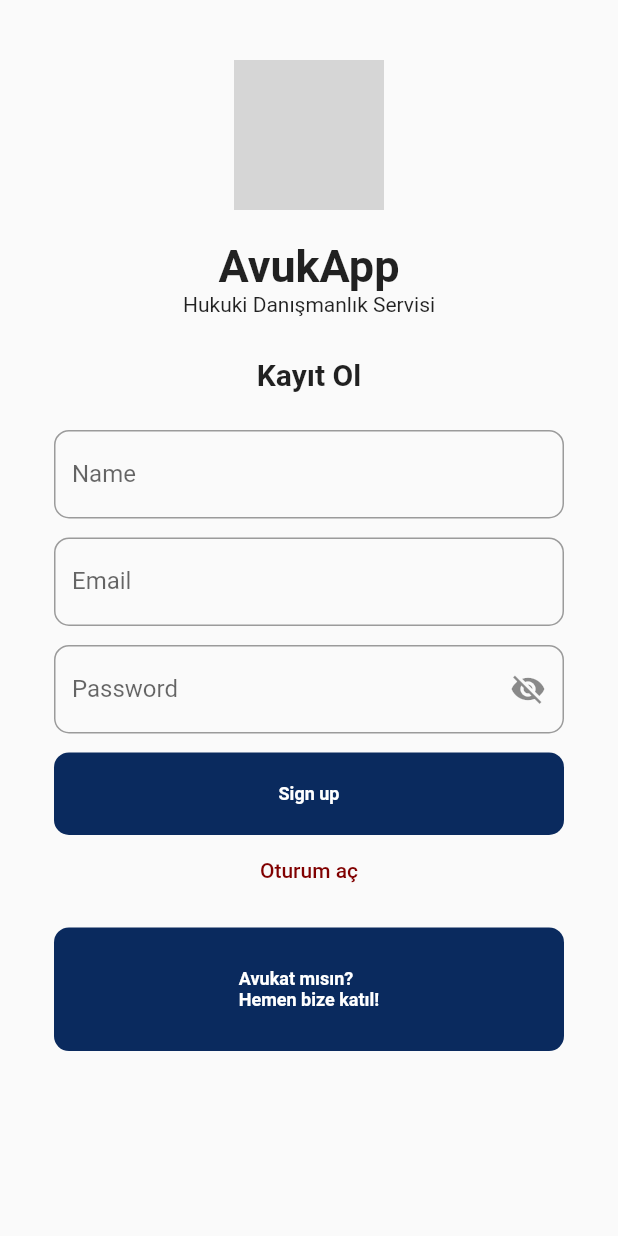
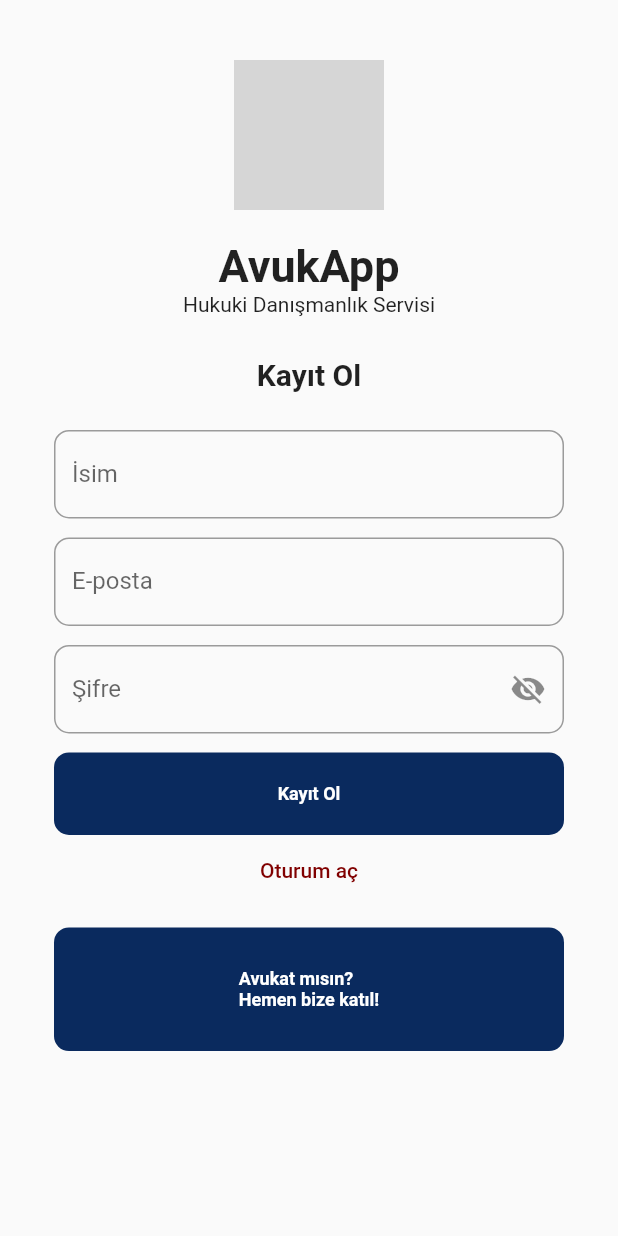
Before and after one commit to ismailkaracayir/Flutter-AvukApp, a Flutter app: the RegistrationScreen screen opened directly, on a phone screen of 412 x 824 dp. Run offline on Flutter 3.47's test engine with Material 2 defaults, Android fonts, the phone set to English and light mode, and no system bars; our stand-ins replace cloud_firestore, cool_alert, firebase_auth, firebase_core, firebase_storage, flutter_svg and 5 more; accounts and stored records are empty; network calls fail; project files that could hold a hidden picture were left out; grey boxes are pictures that could not be loaded.

Commit message:
ingilizce sozcukler turkcelestirildi

```diff
--- a/lib/screens/login/login.dart
+++ b/lib/screens/login/login.dart
@@ -51,7 +51,7 @@ class _LoginScreenState extends State<LoginScreen> {
             ),
             child: const Center(
                 child: Text(
-              "Login",
+              "Giriş Yap",
               style: TextStyle(fontWeight: FontWeight.bold),
             )),
           ),
@@ -66,15 +66,15 @@ class _LoginScreenState extends State<LoginScreen> {
                     TextFormField(
                       controller: emailController,
                       decoration: InputDecoration(
-                        labelText: 'Email',
+                        labelText: 'E-posta',
                         border: OutlineInputBorder(
                             borderRadius: BorderRadius.circular(10.0)),
                       ),
                       validator: (value) {
                         if (value!.isEmpty) {
-                          return 'Please enter your email';
+                          return 'Lütfen e-postanızı girin';
                         } else if (!RegExp(r'\S+@\S+\.\S+').hasMatch(value)) {
-                          return 'Please enter a valid email';
+                          return 'Lütfen geçerli bir e-posta girin';
                         }
                         return null;
                       },
@@ -85,7 +85,7 @@ class _LoginScreenState extends State<LoginScreen> {
                     TextFormField(
                       controller: passwordController,
                       decoration: InputDecoration(
-                          labelText: 'Password',
+                          labelText: 'Şifre',
                           border: OutlineInputBorder(
                               borderRadius: BorderRadius.circular(10.0)),
                           suffixIcon: IconButton(
@@ -101,9 +101,9 @@ class _LoginScreenState extends State<LoginScreen> {
                       obscureText: !_passwordVisible,
                       validator: (value) {
                         if (value!.isEmpty) {
-                          return 'Please enter your password';
+                          return 'Lütfen şifrenizi girin';
                         } else if (value.length < 6) {
-                          return 'Password must be at least 6 characters long';
+                          return 'Şifre en az 6 karakterden oluşmalı';
                         }
                         return null;
                       },
@@ -112,7 +112,7 @@ class _LoginScreenState extends State<LoginScreen> {
                       height: 10,
                     ),
                     PressButtonWidget(
-                      buttonText: 'Login',
+                      buttonText: 'Giriş',
                       onPress: () {
                         userLogin();
                         //login();
@@ -124,7 +124,7 @@ class _LoginScreenState extends State<LoginScreen> {
                     ),
                     const SizedBox(height: 10),
                     SocialButtonWidget(
-                      buttonText: "Login with Google",
+                      buttonText: "Google ile giriş yap",
                       buttonIcon: const Icon(
                         MdiIcons.googlePlus,
                         color: kWhiteColor,
@@ -136,7 +136,7 @@ class _LoginScreenState extends State<LoginScreen> {
                       buttonWidth: width,
                     ),
                     SocialButtonWidget(
-                      buttonText: "Login with phone",
+                      buttonText: "Telefon ile giriş yap",
                       buttonIcon: const Icon(
                         MdiIcons.phone,
                         color: kWhiteColor,
@@ -165,7 +165,7 @@ class _LoginScreenState extends State<LoginScreen> {
                         mainAxisAlignment: MainAxisAlignment.end,
                         children: const [
                           Text(
-                            "Register",
+                            "Kayıt Ol",
                             style: TextStyle(
                               color: kWineRedColor,
                             ),
@@ -205,7 +205,7 @@ class _LoginScreenState extends State<LoginScreen> {
                       Navigator.of(context).pop();
                     },
                     child: Text(
-                      "Close",
+                      "Kapat",
                     ))
               ],
               title: const Text("Hata!"),
--- a/lib/screens/register/lawyer_register_screen.dart
+++ b/lib/screens/register/lawyer_register_screen.dart
@@ -46,13 +46,13 @@ class LawyerRegisterPage extends StatelessWidget {
                 children: [
                   TextFormField(
                     controller: nameController,
-                    decoration: inputDecoration(lblText: "Adınızı Girin"),
+                    decoration: inputDecoration(lblText: "Adı"),
                     textInputAction: TextInputAction.next,
                   ),
                   TextFormField(
                     controller: surnameController,
                     textInputAction: TextInputAction.next,
-                    decoration: inputDecoration(lblText: "Soyadınızı Girin"),
+                    decoration: inputDecoration(lblText: "Soyadı"),
                   ),
                   TextFormField(
                     controller: baroNumberController,
@@ -62,17 +62,17 @@ class LawyerRegisterPage extends StatelessWidget {
                   TextFormField(
                     controller: emailController,
                     textInputAction: TextInputAction.next,
-                    decoration: inputDecoration(lblText: "E-postanızı girin"),
+                    decoration: inputDecoration(lblText: "E-posta"),
                   ),
                   TextFormField(
                     controller: passwordController,
                     textInputAction: TextInputAction.next,
                     obscureText: true,
-                    decoration: inputDecoration(lblText: "Şifrenizi Girin"),
+                    decoration: inputDecoration(lblText: "Şifre"),
                   ),
                   const SizedBox(height: 16.0),
                   PressButtonWidget(
-                    buttonText: "Register",
+                    buttonText: "Kayıt Ol",
                     buttonColor: kNavyBlueColor,
                     textColor: kWhiteColor,
                     buttonHeight: height / 20,
@@ -120,7 +120,8 @@ class LawyerRegisterPage extends StatelessWidget {
           await userModel.createWithLawyerAndUserEmailAndPass(
               emailController.text,
               passwordController.text,
-              ('${nameController.text} ${surnameController.text}'),baroNumberController.text);
+              ('${nameController.text} ${surnameController.text}'),
+              baroNumberController.text);
 
       debugPrint('EMAİL İLE KAYIT OLMA BAŞARILI');
       // ignore: use_build_context_synchronously
--- a/lib/screens/register/registration.dart
+++ b/lib/screens/register/registration.dart
@@ -145,7 +145,7 @@ class _RegistrationScreenState extends State<RegistrationScreen> {
                                   TextFormField(
                                     controller: _nameController,
                                     decoration: InputDecoration(
-                                      labelText: 'Name',
+                                      labelText: 'İsim',
                                       border: OutlineInputBorder(
                                           borderRadius:
                                               BorderRadius.circular(10.0)),
@@ -160,7 +160,7 @@ class _RegistrationScreenState extends State<RegistrationScreen> {
                                   TextFormField(
                                     controller: _emailController,
                                     decoration: InputDecoration(
-                                      labelText: 'Email',
+                                      labelText: 'E-posta',
                                       border: OutlineInputBorder(
                                         borderRadius:
                                             BorderRadius.circular(10.0),
@@ -180,7 +180,7 @@ class _RegistrationScreenState extends State<RegistrationScreen> {
                                     controller: _passwordController,
                                     obscureText: !_passwordVisible,
                                     decoration: InputDecoration(
-                                        labelText: 'Password',
+                                        labelText: 'Şifre',
                                         border: OutlineInputBorder(
                                           borderRadius:
                                               BorderRadius.circular(10.0),
@@ -210,7 +210,7 @@ class _RegistrationScreenState extends State<RegistrationScreen> {
                                     buttonColor: kNavyBlueColor,
                                     buttonHeight: height / 15,
                                     buttonWeight: width,
-                                    buttonText: 'Sign up',
+                                    buttonText: 'Kayıt Ol',
                                     onPress: () {
                                       _formSubmit(context);
                                     },
```
